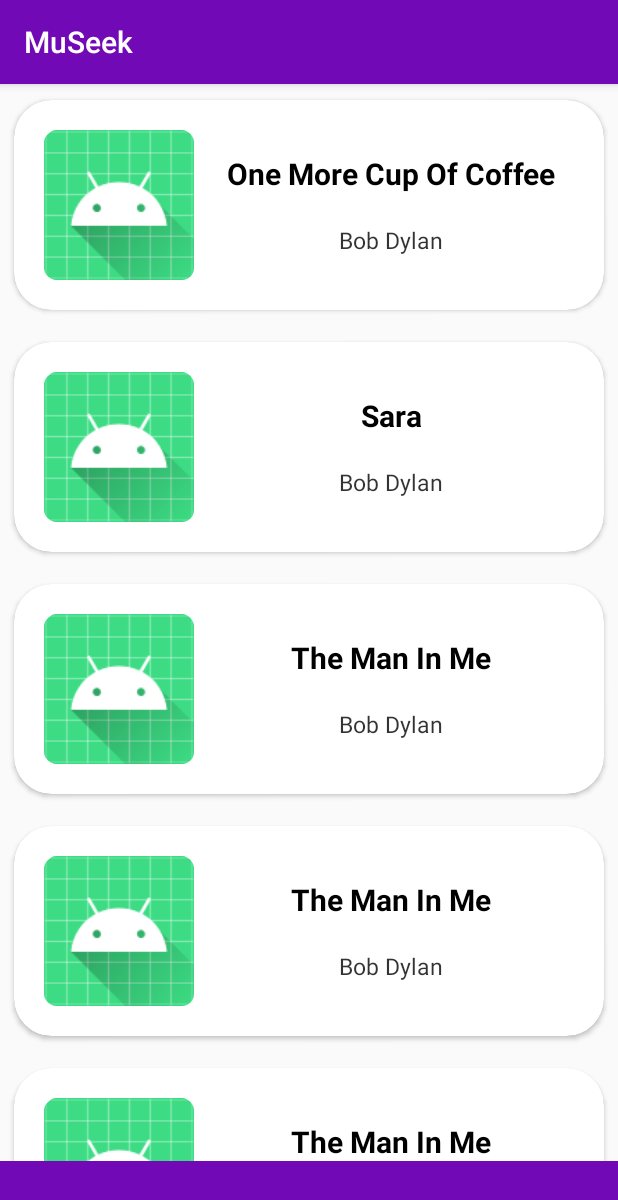
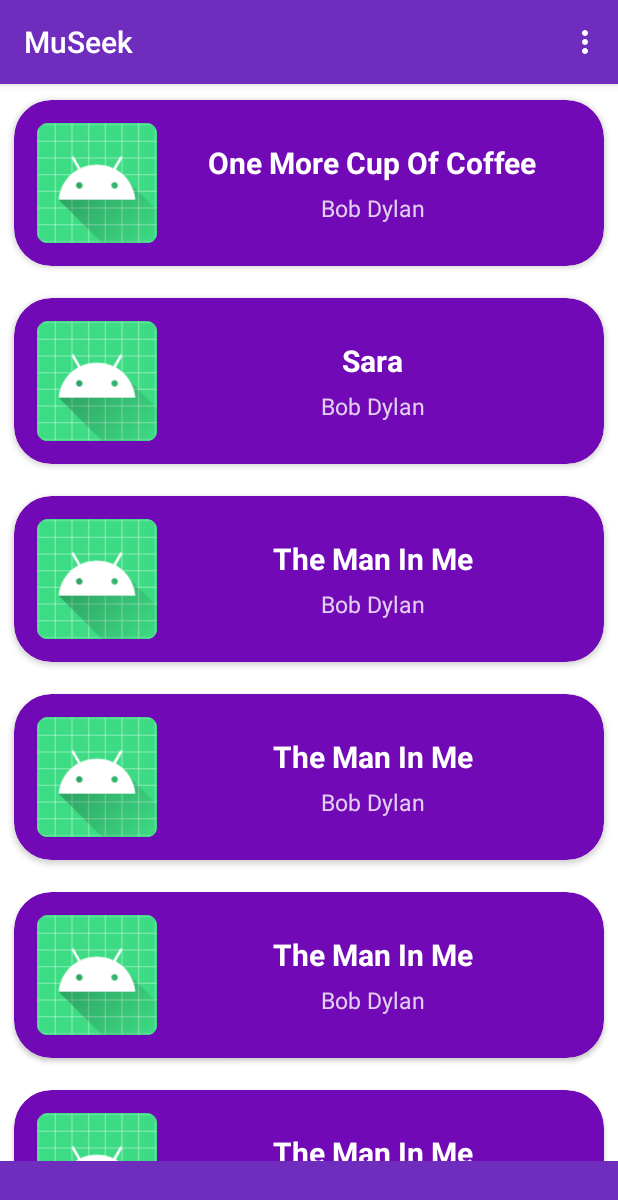
Before and after one commit to DrSteinmetz/MuSeek, an Android app: the screen it shows after launch (MainActivity), on a phone screen of 412 x 824 dp. Shown: the top 1200 px of the screen. Run offline under Robolectric (Android 15) with nearby library versions, the phone set to English and light mode, and no system bars; pictures from the network do not load.

Commit message:
Added dark mode

```diff
--- a/app/src/main/java/com/example/museseek/MainActivity.java
+++ b/app/src/main/java/com/example/museseek/MainActivity.java
@@ -3,10 +3,13 @@ package com.example.museseek;
 import android.content.Intent;
 import android.content.SharedPreferences;
 import android.os.Bundle;
+import android.view.Menu;
+import android.view.MenuItem;
 import android.view.View;
 
 import androidx.annotation.NonNull;
 import androidx.appcompat.app.AppCompatActivity;
+import androidx.appcompat.app.AppCompatDelegate;
 import androidx.recyclerview.widget.ItemTouchHelper;
 import androidx.recyclerview.widget.LinearLayoutManager;
 import androidx.recyclerview.widget.RecyclerView;
@@ -26,6 +29,8 @@ public class MainActivity extends AppCompatActivity {
 
     private final String SONG_PATH = "songs";
 
+    private boolean isDarkMode;
+
     @Override
     protected void onCreate(Bundle savedInstanceState) {
         super.onCreate(savedInstanceState);
@@ -33,8 +38,15 @@ public class MainActivity extends AppCompatActivity {
 
         mSharedPreferences = getSharedPreferences("user_pref", MODE_PRIVATE);
 
+        /**<-------Initializing dark\light mode------->**/
+        isDarkMode = mSharedPreferences.getBoolean("is_dark_mode", false);
+        if (isDarkMode) {
+            AppCompatDelegate.setDefaultNightMode(AppCompatDelegate.MODE_NIGHT_YES);
+        } else AppCompatDelegate.setDefaultNightMode(AppCompatDelegate.MODE_NIGHT_NO);
+
         checkIfFirstUseOfApp();
 
+        /**<-------Initializing the RecyclerView------->**/
         RecyclerView recyclerView = findViewById(R.id.recycler_view_layout);
         recyclerView.setHasFixedSize(true);
 
@@ -46,9 +58,10 @@ public class MainActivity extends AppCompatActivity {
             @Override
             public void onSongClicked(int position, View view) {
                 Intent intent = new Intent(MainActivity.this, SongPageActivity.class);
-                intent.putExtra("photo_url", songs.get(position).getmPhotoPath());
+                intent.putExtra("photo_path", songs.get(position).getmPhotoPath());
                 intent.putExtra("name", songs.get(position).getmName());
                 intent.putExtra("artist", songs.get(position).getmArtist());
+                intent.putExtra("is_url", songs.get(position).isPhotoFromURL());
                 startActivity(intent);
             }
 
@@ -94,8 +107,33 @@ public class MainActivity extends AppCompatActivity {
         recyclerView.setAdapter(songAdapter);
     }
 
+    @Override
+    public boolean onCreateOptionsMenu(Menu menu) {
+        getMenuInflater().inflate(R.menu.options_menu, menu);
+        return super.onCreateOptionsMenu(menu);
+    }
+
+    @Override
+    public boolean onOptionsItemSelected(@NonNull MenuItem item) {
+        if (item.getItemId() == R.id.dark_mode_op) {
+            if (isDarkMode) {
+                isDarkMode = false;
+                AppCompatDelegate.setDefaultNightMode(AppCompatDelegate.MODE_NIGHT_NO);
+            } else {
+                isDarkMode = true;
+                AppCompatDelegate.setDefaultNightMode(AppCompatDelegate.MODE_NIGHT_YES);
+            }
+            return true;
+        }
+
+        return super.onOptionsItemSelected(item);
+    }
+
     public void checkIfFirstUseOfApp() {
         if (mSharedPreferences.getBoolean("is_first_use", true)) {
+            /**<-------If it's the first time the user opens the app,
+             *         initialize the app with these 3 songs------->**/
+
             Song song_0 = new Song("One More Cup Of Coffee", "Bob Dylan",
                     "http://www.syntax.org.il/xtra/bob.m4a",
                     "https://www.needsomefun.net/wp-content/uploads/2015/09/one_more_cup_of_cofee.jpg");
@@ -167,6 +205,7 @@ public class MainActivity extends AppCompatActivity {
     protected void onPause() {
         super.onPause();
 
+        mSharedPreferences.edit().putBoolean("is_dark_mode", isDarkMode).commit();
         saveSongsToFile();
     }
 }
--- a/app/src/main/java/com/example/museseek/SongAdapter.java
+++ b/app/src/main/java/com/example/museseek/SongAdapter.java
@@ -91,8 +91,8 @@ public class SongAdapter extends RecyclerView.Adapter<SongAdapter.SongViewHolder
                 apply(options).
                 into(holder.photoIv);
 
-        holder.nameTv.setText(holder.nameTv.getText() + song.getmName());
-        holder.artistTv.setText(holder.artistTv.getText() + song.getmArtist());
+        holder.nameTv.setText(song.getmName());
+        holder.artistTv.setText(song.getmArtist());
     }
 
     @Override
--- a/app/src/main/res/layout/activity_main.xml
+++ b/app/src/main/res/layout/activity_main.xml
@@ -4,7 +4,8 @@
     xmlns:tools="http://schemas.android.com/tools"
     android:layout_width="match_parent"
     android:layout_height="match_parent"
-    tools:context=".MainActivity">
+    tools:context=".MainActivity"
+    android:background="@color/colorBackground">
 
     <androidx.recyclerview.widget.RecyclerView
         android:id="@+id/recycler_view_layout"
--- a/app/src/main/res/layout/activity_song_page.xml
+++ b/app/src/main/res/layout/activity_song_page.xml
@@ -1,7 +1,8 @@
 <?xml version="1.0" encoding="utf-8"?>
 <RelativeLayout xmlns:android="http://schemas.android.com/apk/res/android"
     android:layout_width="match_parent"
-    android:layout_height="match_parent">
+    android:layout_height="match_parent"
+    android:background="@color/colorBackground">
 
     <ImageView
         android:id="@+id/details_iv"
--- a/app/src/main/res/layout/song_cell_layout.xml
+++ b/app/src/main/res/layout/song_cell_layout.xml
@@ -1,12 +1,13 @@
 <?xml version="1.0" encoding="utf-8"?>
 <androidx.cardview.widget.CardView xmlns:android="http://schemas.android.com/apk/res/android"
+    xmlns:app="http://schemas.android.com/apk/res-auto"
     android:layout_width="match_parent"
     android:layout_height="wrap_content"
-    xmlns:app="http://schemas.android.com/apk/res-auto"
     app:cardUseCompatPadding="true"
-    app:contentPadding="10dp"
+    app:contentPadding="5dp"
     android:elevation="10dp"
-    app:cardCornerRadius="25dp">
+    app:cardCornerRadius="25dp"
+    app:cardBackgroundColor="@color/colorPurple2">
 
     <RelativeLayout
         android:layout_width="match_parent"
@@ -15,9 +16,10 @@
 
         <ImageView
             android:id="@+id/photo_iv"
-            android:layout_width="100dp"
-            android:layout_height="100dp"
-            android:layout_gravity="start"/>
+            android:layout_width="80dp"
+            android:layout_height="80dp"
+            android:layout_gravity="start"
+            android:layout_centerVertical="true"/>
 
         <LinearLayout
             android:layout_width="match_parent"
@@ -25,7 +27,7 @@
             android:orientation="vertical"
             android:layout_toEndOf="@id/photo_iv"
             android:layout_marginVertical="10dp"
-            android:layout_marginStart="20dp"
+            android:layout_marginStart="15dp"
             android:layout_marginEnd="10dp"
             android:layout_centerVertical="true"
             android:gravity="center">
@@ -34,24 +36,25 @@
                 android:id="@+id/name_tv"
                 android:layout_width="wrap_content"
                 android:layout_height="wrap_content"
-                android:layout_marginBottom="20dp"
-                android:lines="1"
+                android:layout_marginBottom="6dp"
+                android:maxLines="2"
                 android:text=""
                 android:textSize="20sp"
-                android:textColor="@color/colorPrimaryDark"
+                android:textColor="@color/colorAccent"
                 android:textStyle="bold"
-                android:textAllCaps="false"/>
+                android:textAllCaps="false"
+                android:gravity="center"/>
 
             <TextView
                 android:id="@+id/artist_tv"
                 android:layout_width="wrap_content"
                 android:layout_height="wrap_content"
-                android:lines="1"
                 android:text=""
                 android:textSize="15sp"
-                android:textColor="@color/colorPrimaryDark"
+                android:textColor="@color/colorAccent"
                 android:textAllCaps="false"
-                android:alpha="0.8"/>
+                android:alpha="0.8"
+                android:gravity="center"/>
 
         </LinearLayout>
 
--- /dev/null
+++ b/app/src/main/res/menu/options_menu.xml
@@ -0,0 +1,11 @@
+<?xml version="1.0" encoding="utf-8"?>
+<menu xmlns:android="http://schemas.android.com/apk/res/android"
+    xmlns:app="http://schemas.android.com/apk/res-auto">
+
+    <item
+        android:id="@+id/dark_mode_op"
+        android:title="@string/dark_mode"
+        app:showAsAction="never"
+        android:orderInCategory="0"/>
+
+</menu>
--- a/app/src/main/res/values-night/colors.xml
+++ b/app/src/main/res/values-night/colors.xml
@@ -1,9 +1,10 @@
 <?xml version="1.0" encoding="utf-8"?>
 <resources>
-    <color name="colorPrimary">#7209B7</color>
+    <color name="colorPrimary">#6F2DBD</color>
     <color name="colorPrimaryDark">#000000</color>
     <color name="colorAccent">#FFFFFF</color>
 
+    <color name="colorBackground">#222121</color>
     <color name="colorPurple1">#8900F2</color>
-    <color name="colorPurple2">#6F2DBD</color>
+    <color name="colorPurple2">#7209B7</color>
 </resources>
--- a/app/src/main/res/values-night/strings.xml
+++ b/app/src/main/res/values-night/strings.xml
@@ -1,3 +1,5 @@
 <resources>
     <string name="app_name">MuSeek</string>
+
+    <string name="dark_mode">Light Mode</string>
 </resources>
--- a/app/src/main/res/values/colors.xml
+++ b/app/src/main/res/values/colors.xml
@@ -1,9 +1,10 @@
 <?xml version="1.0" encoding="utf-8"?>
 <resources>
-    <color name="colorPrimary">#7209B7</color>
+    <color name="colorPrimary">#6F2DBD</color>
     <color name="colorPrimaryDark">#000000</color>
     <color name="colorAccent">#FFFFFF</color>
 
+    <color name="colorBackground">#FFFFFF</color>
     <color name="colorPurple1">#8900F2</color>
-    <color name="colorPurple2">#6F2DBD</color>
+    <color name="colorPurple2">#7209B7</color>
 </resources>
--- a/app/src/main/res/values/strings.xml
+++ b/app/src/main/res/values/strings.xml
@@ -1,3 +1,5 @@
 <resources>
     <string name="app_name">MuSeek</string>
+
+    <string name="dark_mode">Dark Mode</string>
 </resources>
```
Also changed, not shown: app/src/main/java/com/example/museseek/SongPageActivity.java (+4 -3 lines).
